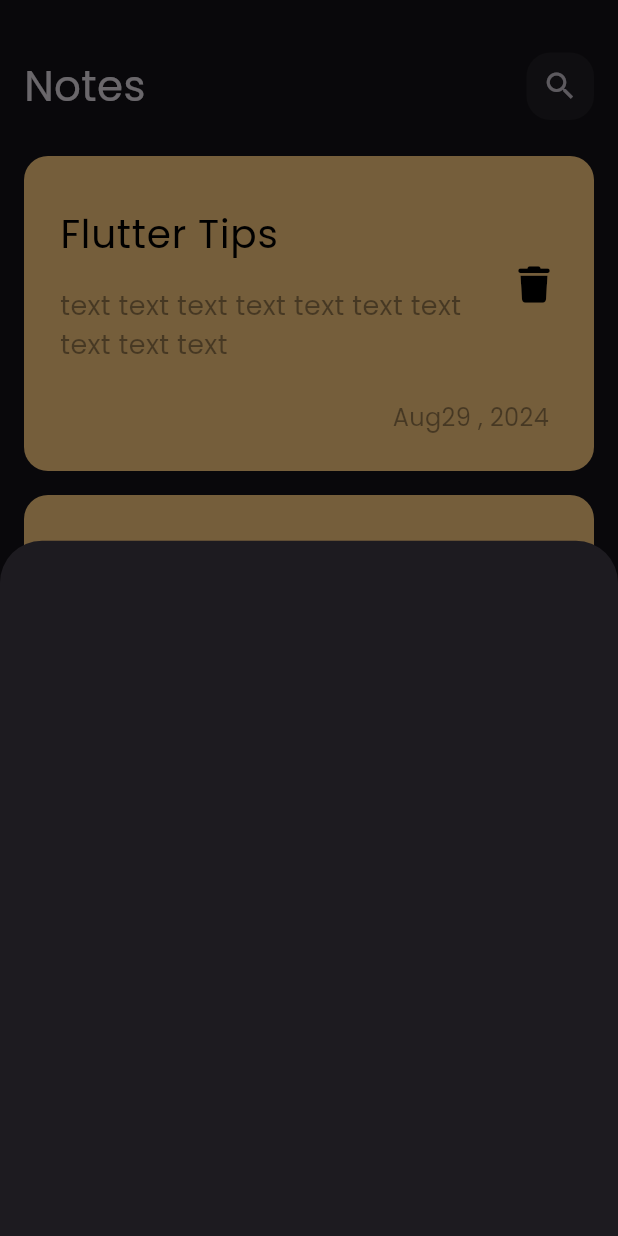
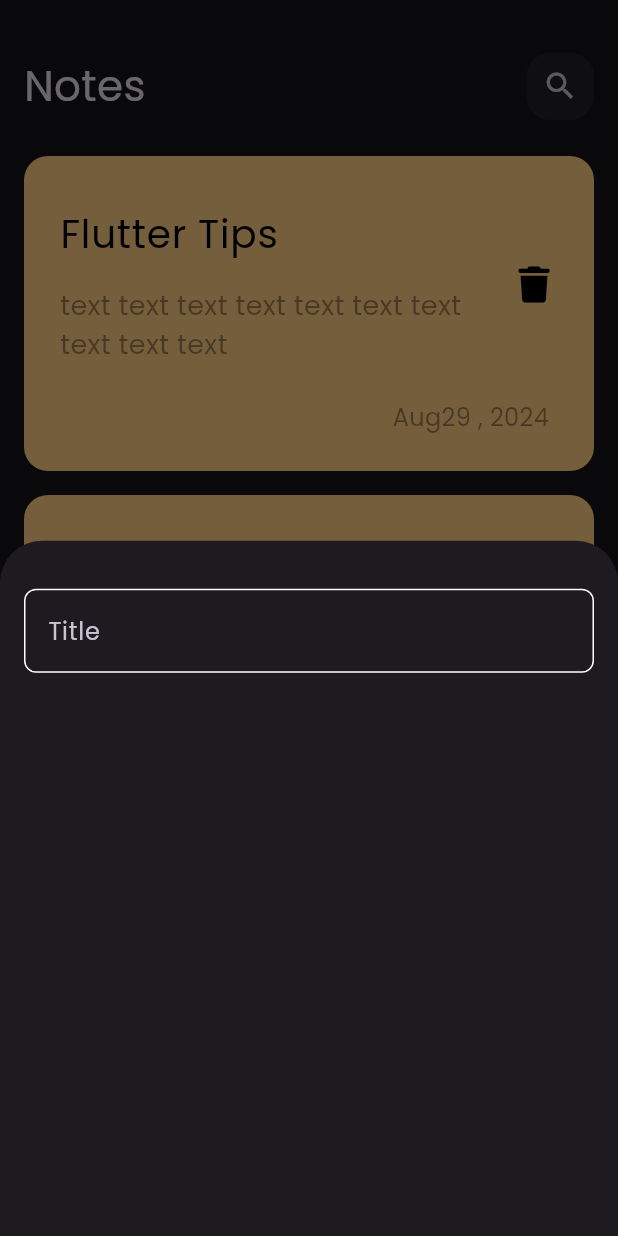
Before and after one commit to Sayed365/notes_app, a Flutter app: the screen it shows after launch, after a tap on the "add" icon, on a phone screen of 412 x 824 dp. Run offline on Flutter 3.47's test engine with Material 3 defaults, Android fonts, the phone set to English and light mode, and no system bars; our stand-ins replace font_awesome_flutter.

Commit message:
create custom text field

```diff
--- /dev/null
+++ b/lib/constants.dart
@@ -0,0 +1,3 @@
+import 'package:flutter/material.dart';
+
+const kPrimaryColor = Color(0xff62FCD7);
--- a/lib/views/notes_view.dart
+++ b/lib/views/notes_view.dart
@@ -1,4 +1,5 @@
 import 'package:flutter/material.dart';
+import 'package:notes_app/constants.dart';
 import 'package:notes_app/views/widgets/add_note_bottom_sheet.dart';
 import 'package:notes_app/views/widgets/notes_view_body.dart';
 
@@ -11,7 +12,7 @@ class HomeView extends StatelessWidget {
       floatingActionButton: Padding(
         padding: const EdgeInsets.only(right: 12, bottom: 12),
         child: FloatingActionButton(
-          backgroundColor: Colors.orange,
+          backgroundColor: kPrimaryColor,
           shape: RoundedRectangleBorder(
             borderRadius: BorderRadius.circular(32),
           ),
--- a/lib/views/widgets/add_note_bottom_sheet.dart
+++ b/lib/views/widgets/add_note_bottom_sheet.dart
@@ -1,10 +1,11 @@
 import 'package:flutter/material.dart';
+import 'package:notes_app/views/widgets/custom_text_field.dart';
 
 class AddNoteBottomSheet extends StatelessWidget {
   const AddNoteBottomSheet({super.key});
 
   @override
   Widget build(BuildContext context) {
-    return Container();
+    return CustomTextField();
   }
 }
--- /dev/null
+++ b/lib/views/widgets/custom_text_field.dart
@@ -0,0 +1,36 @@
+import 'package:flutter/material.dart';
+import 'package:notes_app/constants.dart';
+
+class CustomTextField extends StatelessWidget {
+  const CustomTextField({super.key});
+
+  @override
+  Widget build(BuildContext context) {
+    return Padding(
+      padding: const EdgeInsets.symmetric(horizontal: 16),
+      child: Column(
+        children: [
+          SizedBox(
+            height: 32,
+          ),
+          TextField(
+            cursorColor: kPrimaryColor,
+            decoration: InputDecoration(
+              hintText: 'Title',
+              border: buildBorder(),
+              enabledBorder: buildBorder(),
+              focusedBorder: buildBorder(kPrimaryColor),
+            ),
+          ),
+        ],
+      ),
+    );
+  }
+
+  OutlineInputBorder buildBorder([color]) {
+    return OutlineInputBorder(
+      borderRadius: BorderRadius.circular(8),
+      borderSide: BorderSide(color: color ?? Colors.white),
+    );
+  }
+}
```
